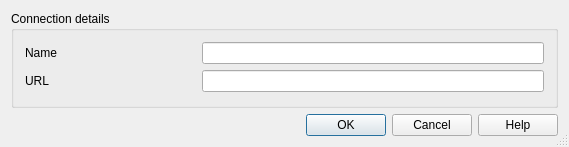
sourcepole/qgis-wps-client, file qgsnewhttpconnectionbase.ui: the form before one commit.
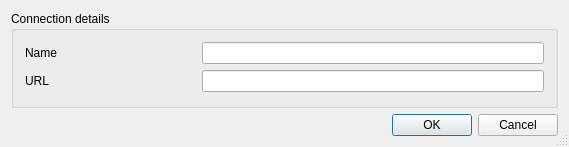
The form after the commit.

Commit message: Hilfe Button entfernt

The edit to the form file:
```diff
--- a/qgsnewhttpconnectionbase.ui
+++ b/qgsnewhttpconnectionbase.ui
@@ -81,7 +81,7 @@
    <item row="1" column="0">
     <widget class="QDialogButtonBox" name="buttonBox">
      <property name="standardButtons">
-      <set>QDialogButtonBox::Cancel|QDialogButtonBox::Help|QDialogButtonBox::Ok</set>
+      <set>QDialogButtonBox::Cancel|QDialogButtonBox::Ok</set>
      </property>
     </widget>
    </item>
```
